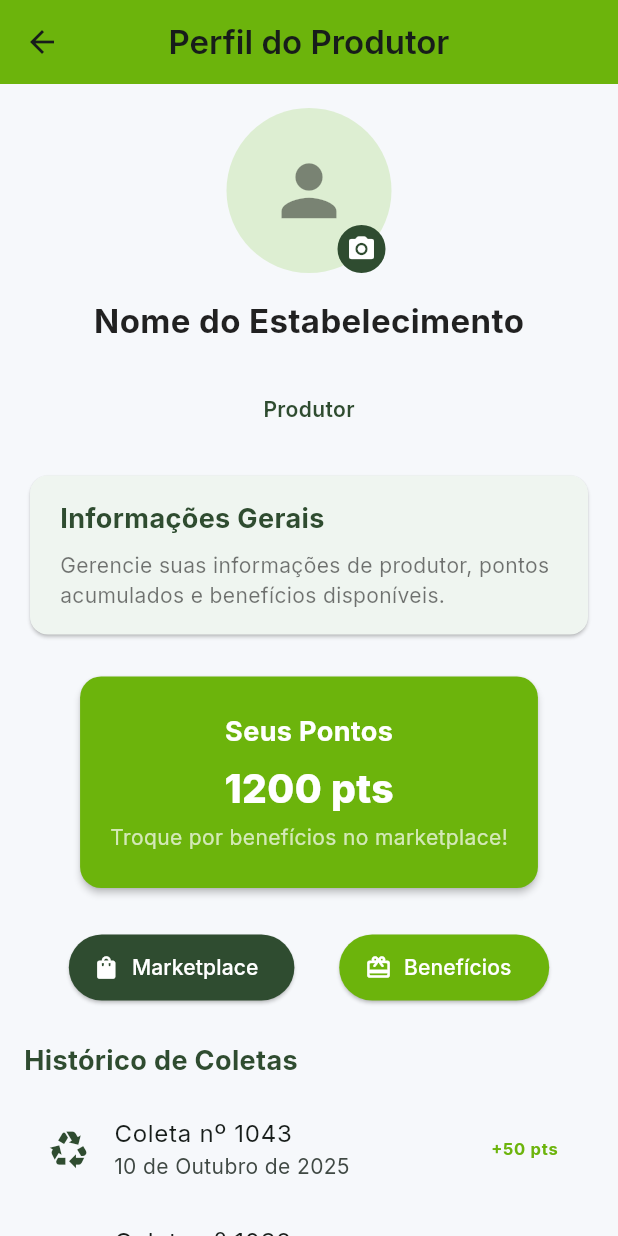
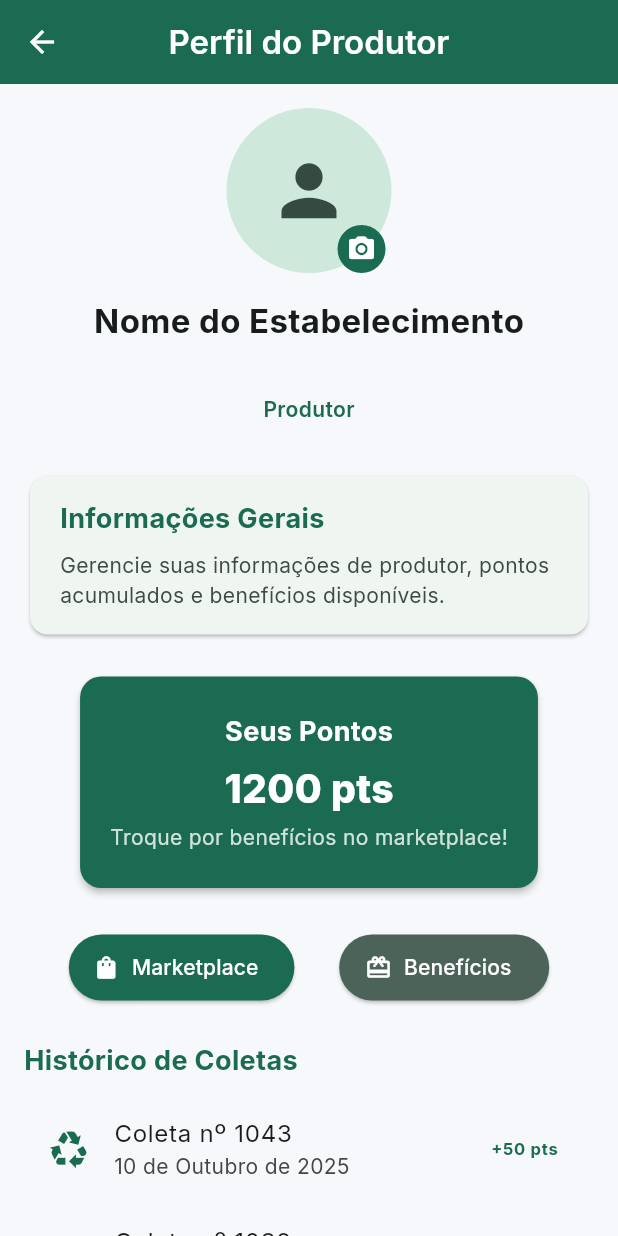
Before and after one commit to HugoValuar03/Hackathon_hackagua, a Flutter app: the ProdutorPerfilScreen screen opened by its route, on a phone screen of 412 x 824 dp. Run offline on Flutter 3.47's test engine with Material 3 defaults, Android fonts, the phone set to English and light mode, and no system bars; our stand-ins replace flutter_svg, geolocator, google_fonts, google_maps_flutter, image_picker, shared_preferences and 2 more; accounts and stored records are empty.

Commit message:
Atualização perfil

```diff
--- a/lib/screens/produtor/produtor_perfil_screen.dart
+++ b/lib/screens/produtor/produtor_perfil_screen.dart
@@ -19,6 +19,7 @@ class _ProdutorPerfilScreenState extends State<ProdutorPerfilScreen> {
     super.initState();
     _carregarUsuario();
   }
+
   Future<void> _carregarUsuario() async {
     final prefs = await SharedPreferences.getInstance();
     setState(() {
@@ -30,7 +31,7 @@ class _ProdutorPerfilScreenState extends State<ProdutorPerfilScreen> {
 
   @override
   Widget build(BuildContext context) {
-    final color = Theme.of(context).colorScheme;
+    final cs = Theme.of(context).colorScheme;
 
     return Scaffold(
       appBar: AppBar(
@@ -38,7 +39,8 @@ class _ProdutorPerfilScreenState extends State<ProdutorPerfilScreen> {
           'Perfil do Produtor',
           style: TextStyle(fontWeight: FontWeight.w600),
         ),
-        backgroundColor: const Color(0xFF6CB40C),
+        backgroundColor: cs.primary,     // antes: Color(0xFF6CB40C)
+        foregroundColor: cs.onPrimary,   // garante contraste
         elevation: 0,
         centerTitle: true,
       ),
@@ -48,32 +50,51 @@ class _ProdutorPerfilScreenState extends State<ProdutorPerfilScreen> {
           crossAxisAlignment: CrossAxisAlignment.center,
           children: [
             // ========================
-            // TOPO DO PERFIL (atualizado)
+            // TOPO DO PERFIL
             // ========================
             Stack(
               children: [
-                CircleAvatar(
+                Semantics(
+                  label: 'Foto de perfil',
+                  child: CircleAvatar(
                     radius: 55,
-                  backgroundColor: const Color(0xFFDDEED2),
-                  backgroundImage:
-                  (fotoPerfil != null) ? AssetImage(fotoPerfil!) : null,
+                    backgroundColor: cs.secondaryContainer, // antes: 0xFFDDEED2
+                    backgroundImage: (fotoPerfil != null)
+                        ? AssetImage(fotoPerfil!)
+                        : null,
                     child: fotoPerfil == null
-                      ? const Icon(Icons.person, size: 55, color: Colors.black45)
+                        ? Icon(
+                      Icons.person,
+                      size: 55,
+                      color: cs.onSecondaryContainer, // antes: Colors.black45
+                    )
                         : null,
+                  ),
                 ),
                 Positioned(
                   bottom: 0,
                   right: 4,
-                  child: Container(
-                    decoration: const BoxDecoration(
-                      color: Color(0xFF2F4C30),
-                      shape: BoxShape.circle,
+                  child: Tooltip(
+                    message: 'Alterar foto',
+                    child: Material(
+                      color: cs.primary, // antes: 0xFF2F4C30
+                      shape: const CircleBorder(),
+                      child: InkWell(
+                        customBorder: const CircleBorder(),
+                        onTap: () {
+                          ScaffoldMessenger.of(context).showSnackBar(
+                            const SnackBar(content: Text('Alterar foto (em breve)')),
+                          );
+                        },
+                        child: Padding(
+                          padding: const EdgeInsets.all(6),
+                          child: Icon(
+                            Icons.camera_alt_rounded,
+                            color: cs.onPrimary, // antes: Colors.white
+                            size: 20,
                           ),
-                    padding: const EdgeInsets.all(6),
-                    child: const Icon(
-                      Icons.camera_alt_rounded,
-                      color: Colors.white,
-                      size: 20,
+                        ),
+                      ),
                     ),
                   ),
                 ),
@@ -82,27 +103,27 @@ class _ProdutorPerfilScreenState extends State<ProdutorPerfilScreen> {
             const SizedBox(height: 16),
             Text(
               nome,
-              style: const TextStyle(
+              style: TextStyle(
                 fontSize: 22,
                 fontWeight: FontWeight.bold,
-                color: Colors.black87,
+                color: cs.onSurface, // antes: Colors.black87
               ),
             ),
             const SizedBox(height: 4),
             Text(
               email,
-              style: const TextStyle(
+              style: TextStyle(
                 fontSize: 15,
-                color: Colors.grey,
+                color: cs.onSurfaceVariant, // antes: Colors.grey
               ),
             ),
             const SizedBox(height: 8),
             Text(
               tipo,
-              style: const TextStyle(
+              style: TextStyle(
                 fontSize: 14,
                 fontWeight: FontWeight.w600,
-                color: Color(0xFF2F4C30),
+                color: cs.primary, // antes: 0xFF2F4C30
               ),
             ),
             const SizedBox(height: 30),
@@ -112,26 +133,26 @@ class _ProdutorPerfilScreenState extends State<ProdutorPerfilScreen> {
             // ==============================================================
             Card(
               shape: RoundedRectangleBorder(
-                  borderRadius: BorderRadius.circular(12)),
+                borderRadius: BorderRadius.circular(12),
+              ),
               elevation: 1,
               child: Padding(
-                padding:
-                const EdgeInsets.symmetric(horizontal: 20, vertical: 16),
+                padding: const EdgeInsets.symmetric(horizontal: 20, vertical: 16),
                 child: Column(
                   crossAxisAlignment: CrossAxisAlignment.start,
-                  children: const [
+                  children: [
                     Text(
                       'Informações Gerais',
                       style: TextStyle(
                         fontSize: 18,
                         fontWeight: FontWeight.bold,
-                        color: Color(0xFF2F4C30),
+                        color: cs.primary, // antes: 0xFF2F4C30
                       ),
                     ),
-                    SizedBox(height: 8),
+                    const SizedBox(height: 8),
                     Text(
                       'Gerencie suas informações de produtor, pontos acumulados e benefícios disponíveis.',
-                      style: TextStyle(color: Colors.black54),
+                      style: TextStyle(color: cs.onSurfaceVariant), // antes: Colors.black54
                     ),
                   ],
                 ),
@@ -139,36 +160,41 @@ class _ProdutorPerfilScreenState extends State<ProdutorPerfilScreen> {
             ),
             const SizedBox(height: 20),
 
-            // Exemplo de seção de pontos
+            // Seção de pontos
             Card(
-              color: const Color(0xFF6CB40C),
+              color: cs.primary, // antes: 0xFF6CB40C
               shape: RoundedRectangleBorder(
-                  borderRadius: BorderRadius.circular(14)),
+                borderRadius: BorderRadius.circular(14),
+              ),
               elevation: 2,
               child: Padding(
-                padding:
-                const EdgeInsets.symmetric(horizontal: 20, vertical: 24),
+                padding: const EdgeInsets.symmetric(horizontal: 20, vertical: 24),
                 child: Column(
-                  children: const [
+                  children: [
                     Text(
                       'Seus Pontos',
                       style: TextStyle(
                         fontSize: 18,
-                          color: Colors.white,
-                          fontWeight: FontWeight.bold),
+                        color: cs.onPrimary,
+                        fontWeight: FontWeight.bold,
                       ),
-                    SizedBox(height: 6),
+                    ),
+                    const SizedBox(height: 6),
                     Text(
                       '1200 pts',
                       style: TextStyle(
                         fontSize: 26,
-                          color: Colors.white,
-                          fontWeight: FontWeight.w800),
+                        color: cs.onPrimary,
+                        fontWeight: FontWeight.w800,
                       ),
-                    SizedBox(height: 4),
+                    ),
+                    const SizedBox(height: 4),
                     Text(
                       'Troque por benefícios no marketplace!',
-                      style: TextStyle(color: Colors.white70, fontSize: 14),
+                      style: TextStyle(
+                        color: cs.onPrimary.withOpacity(.8), // antes: Colors.white70
+                        fontSize: 14,
+                      ),
                     ),
                   ],
                 ),
@@ -186,8 +212,8 @@ class _ProdutorPerfilScreenState extends State<ProdutorPerfilScreen> {
                   icon: const Icon(Icons.shopping_bag),
                   label: const Text('Marketplace'),
                   style: ElevatedButton.styleFrom(
-                    backgroundColor: const Color(0xFF2F4C30),
-                    foregroundColor: Colors.white,
+                    backgroundColor: cs.primary,   // antes: 0xFF2F4C30
+                    foregroundColor: cs.onPrimary,
                     minimumSize: const Size(140, 44),
                   ),
                 ),
@@ -197,8 +223,8 @@ class _ProdutorPerfilScreenState extends State<ProdutorPerfilScreen> {
                   icon: const Icon(Icons.redeem_rounded),
                   label: const Text('Benefícios'),
                   style: ElevatedButton.styleFrom(
-                    backgroundColor: const Color(0xFF6CB40C),
-                    foregroundColor: Colors.white,
+                    backgroundColor: cs.secondary, // antes: 0xFF6CB40C
+                    foregroundColor: cs.onSecondary,
                     minimumSize: const Size(140, 44),
                   ),
                 ),
@@ -206,44 +232,43 @@ class _ProdutorPerfilScreenState extends State<ProdutorPerfilScreen> {
             ),
             const SizedBox(height: 25),
 
-            // Exemplo de seção de histórico
-            const Align(
+            // Seção de histórico
+            Align(
               alignment: Alignment.centerLeft,
               child: Text(
                 'Histórico de Coletas',
                 style: TextStyle(
                   fontSize: 18,
-                    color: Color(0xFF2F4C30),
-                    fontWeight: FontWeight.bold),
+                  color: cs.primary, // antes: 0xFF2F4C30
+                  fontWeight: FontWeight.bold,
+                ),
               ),
             ),
             const SizedBox(height: 10),
             ListView(
               shrinkWrap: true,
               physics: const NeverScrollableScrollPhysics(),
-              children: const [
+              children: [
                 ListTile(
-                  leading:
-                  Icon(Icons.recycling, color: Color(0xFF2F4C30), size: 28),
-                  title: Text('Coleta nº 1043'),
-                  subtitle: Text('10 de Outubro de 2025'),
+                  leading: Icon(Icons.recycling, color: cs.primary, size: 28),
+                  title: const Text('Coleta nº 1043'),
+                  subtitle: const Text('10 de Outubro de 2025'),
                   trailing: Text(
                     '+50 pts',
                     style: TextStyle(
-                      color: Color(0xFF6CB40C),
+                      color: cs.primary, // antes: 0xFF6CB40C
                       fontWeight: FontWeight.bold,
                     ),
                   ),
                 ),
                 ListTile(
-                  leading:
-                  Icon(Icons.recycling, color: Color(0xFF2F4C30), size: 28),
-                  title: Text('Coleta nº 1032'),
-                  subtitle: Text('28 de Setembro de 2025'),
+                  leading: Icon(Icons.recycling, color: cs.primary, size: 28),
+                  title: const Text('Coleta nº 1032'),
+                  subtitle: const Text('28 de Setembro de 2025'),
                   trailing: Text(
                     '+80 pts',
                     style: TextStyle(
-                      color: Color(0xFF6CB40C),
+                      color: cs.primary, // antes: 0xFF6CB40C
                       fontWeight: FontWeight.bold,
                     ),
                   ),
@@ -263,8 +288,8 @@ class _ProdutorPerfilScreenState extends State<ProdutorPerfilScreen> {
               icon: const Icon(Icons.logout_rounded),
               label: const Text('Sair'),
               style: ElevatedButton.styleFrom(
-                backgroundColor: Colors.redAccent.shade700,
-                foregroundColor: Colors.white,
+                backgroundColor: cs.error,   // antes: Colors.redAccent.shade700
+                foregroundColor: cs.onError,
                 minimumSize: const Size(160, 48),
               ),
             ),
```
Lines whose indentation alone changed are shown as unchanged.
